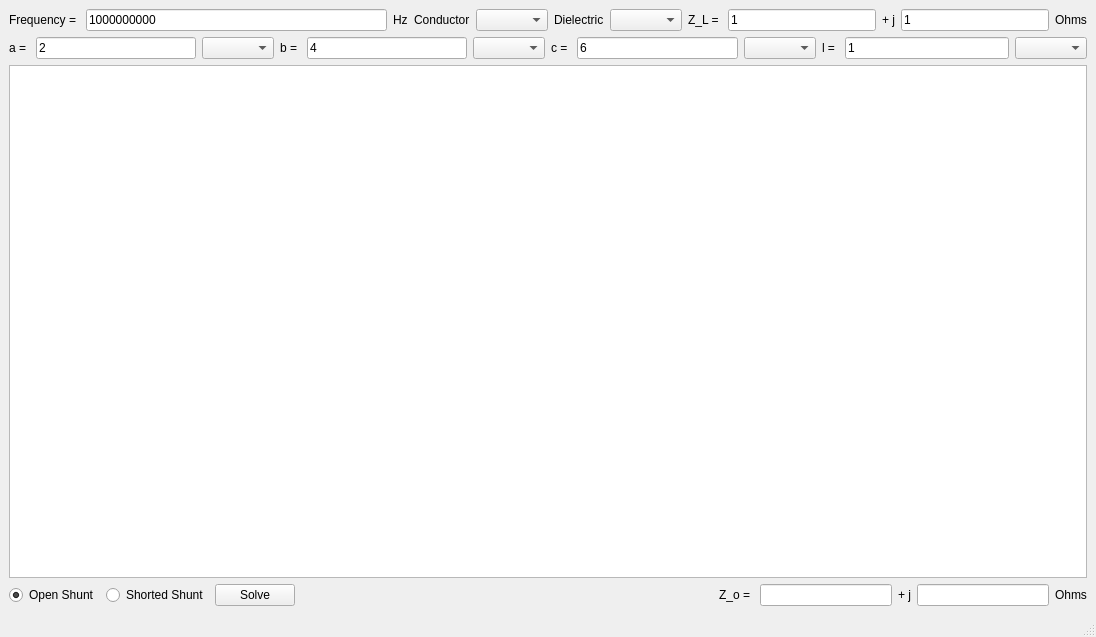
Qt form main_gui.ui (cativenom/CoaxCableProject) before a commit.
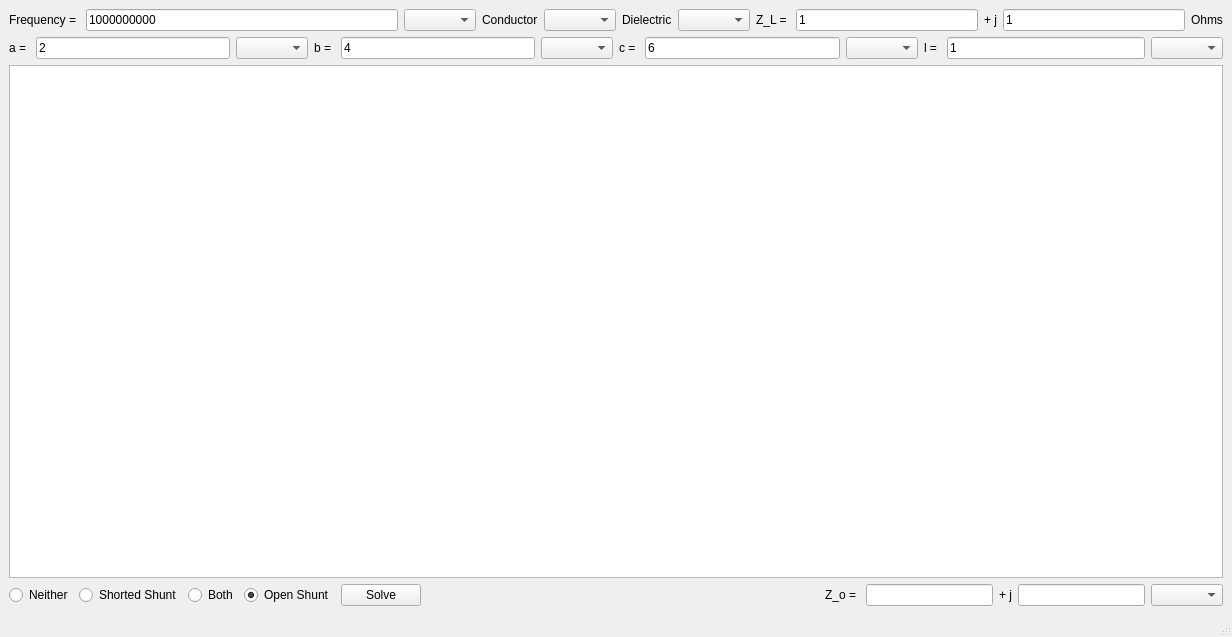
The same form after that commit.

Patch:
```diff
--- a/main_gui.ui
+++ b/main_gui.ui
@@ -6,7 +6,7 @@
    <rect>
     <x>0</x>
     <y>0</y>
-    <width>1096</width>
+    <width>1232</width>
     <height>637</height>
    </rect>
   </property>
@@ -14,7 +14,7 @@
    <string>MainWindow</string>
   </property>
   <widget class="QWidget" name="centralwidget">
-   <layout class="QHBoxLayout" name="horizontalLayout_13">
+   <layout class="QVBoxLayout" name="verticalLayout_3">
     <item>
      <layout class="QVBoxLayout" name="verticalLayout_2">
       <item>
@@ -38,11 +38,7 @@
              </widget>
             </item>
             <item>
-             <widget class="QLabel" name="label_10">
-              <property name="text">
-               <string>Hz</string>
-              </property>
-             </widget>
+             <widget class="QComboBox" name="hzUnits"/>
             </item>
            </layout>
           </item>
@@ -208,6 +204,27 @@
        <layout class="QHBoxLayout" name="horizontalLayout_12">
         <item>
          <layout class="QHBoxLayout" name="horizontalLayout_6">
+          <item>
+           <widget class="QRadioButton" name="N">
+            <property name="text">
+             <string>Neither</string>
+            </property>
+           </widget>
+          </item>
+          <item>
+           <widget class="QRadioButton" name="shorted_shunt_btn">
+            <property name="text">
+             <string>Shorted Shunt</string>
+            </property>
+           </widget>
+          </item>
+          <item>
+           <widget class="QRadioButton" name="both_btn">
+            <property name="text">
+             <string>Both</string>
+            </property>
+           </widget>
+          </item>
           <item>
            <widget class="QRadioButton" name="open_shunt_btn">
             <property name="text">
@@ -218,13 +235,6 @@
             </property>
            </widget>
           </item>
-          <item>
-           <widget class="QRadioButton" name="shorted_shunt_btn">
-            <property name="text">
-             <string>Shorted Shunt</string>
-            </property>
-           </widget>
-          </item>
           <item>
            <widget class="QPushButton" name="solve_btn">
             <property name="text">
@@ -241,8 +251,8 @@
           </property>
           <property name="sizeHint" stdset="0">
            <size>
-            <width>418</width>
-            <height>20</height>
+            <width>258</width>
+            <height>22</height>
            </size>
           </property>
          </spacer>
@@ -257,7 +267,11 @@
            </widget>
           </item>
           <item>
-           <widget class="QLineEdit" name="char_impedence_real"/>
+           <widget class="QLineEdit" name="char_impedence_real">
+            <property name="readOnly">
+             <bool>true</bool>
+            </property>
+           </widget>
           </item>
           <item>
            <widget class="QLabel" name="label_14">
@@ -267,15 +281,15 @@
            </widget>
           </item>
           <item>
-           <widget class="QLineEdit" name="char_impedence_fake"/>
-          </item>
-          <item>
-           <widget class="QLabel" name="label_13">
-            <property name="text">
-             <string>Ohms</string>
+           <widget class="QLineEdit" name="char_impedence_fake">
+            <property name="readOnly">
+             <bool>true</bool>
             </property>
            </widget>
           </item>
+          <item>
+           <widget class="QComboBox" name="ohmUnits"/>
+          </item>
          </layout>
         </item>
        </layout>
```
Left out of the diff: 2 changed lines with no effect on the pictures.
